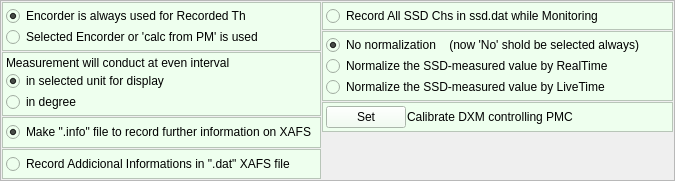
Before: the Qt Designer form Conditions.ui in mtab3/xafsm2, drawn with Qt 5.
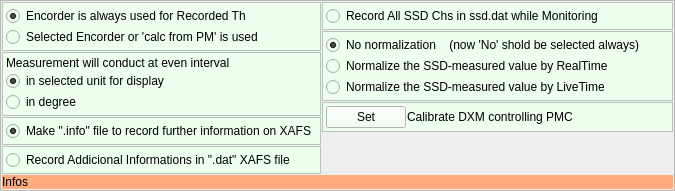
After: the same form once the commit is applied.

Commit message: version and compiled date and time is displaied in Condition-tab

Patch:
```diff
--- a/Conditions.ui
+++ b/Conditions.ui
@@ -338,6 +338,16 @@
      </item>
     </layout>
    </item>
+   <item row="1" column="0" colspan="2">
+    <widget class="QLabel" name="VersionInfo">
+     <property name="styleSheet">
+      <string notr="true">background-color: rgb(255, 170, 127);</string>
+     </property>
+     <property name="text">
+      <string>Infos</string>
+     </property>
+    </widget>
+   </item>
   </layout>
  </widget>
  <resources/>
```
The commit also changes 8 other files.
